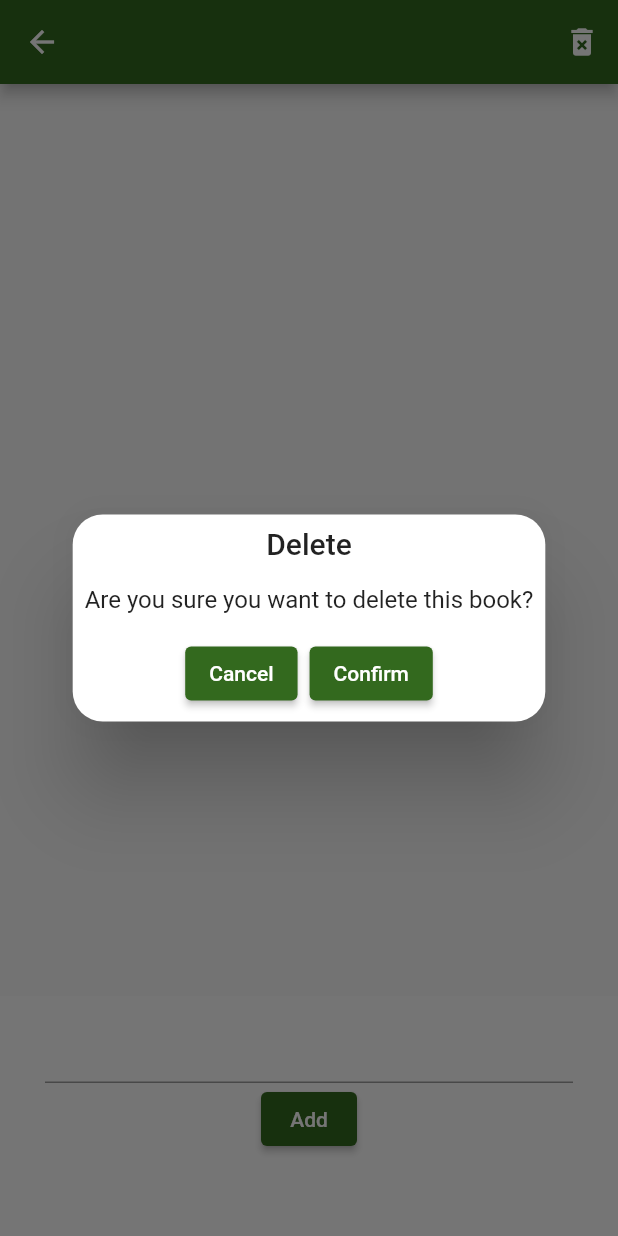
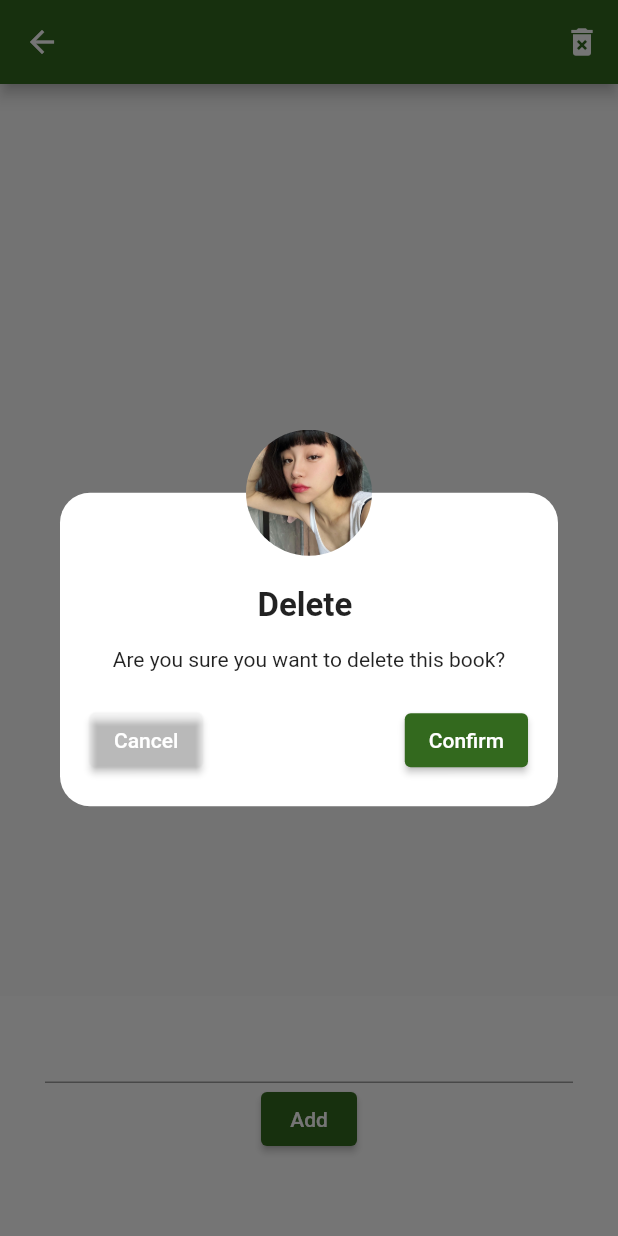
Before and after one commit to paulhuang1102/my_reading, a Flutter app: the BookPage screen opened directly with empty values, after a tap on the "delete forever" icon, on a phone screen of 412 x 824 dp. Run offline on Flutter 3.47's test engine with Material 2 defaults, Android fonts, the light colour scheme and no system bars; our stand-ins replace flutter_slidable, get, hive, hive_flutter, shared_preferences; accounts and stored records are empty.

Commit message:
feat: dialog style

```diff
--- a/lib/models/book_model.dart
+++ b/lib/models/book_model.dart
@@ -18,10 +18,13 @@ class Book extends HiveObject {
   @HiveField(3)
   final DateTime startAt;
 
+  final String cover;
+
   Book({
     required this.id,
     required this.name,
     required this.userId,
-    required this.startAt
+    required this.startAt,
+    this.cover = 'assets/images/lulu_2.png',
   });
 }
--- a/lib/pages/book_page/index.dart
+++ b/lib/pages/book_page/index.dart
@@ -29,19 +29,18 @@ class BookPage extends StatelessWidget {
           IconButton(
             icon: const Icon(Icons.delete_forever),
             onPressed: () {
-              Get.defaultDialog(
+              Get.dialog(DefaultDialog(
                 title: 'Delete ${book.name}',
-                content: const Text('Are you sure you want to delete this book?'),
-                confirm: confirmBtn(() {
+                content: 'Are you sure you want to delete this book?',
+                confirm: () {
                   _controller.removeBook(book);
-                }),
-                cancel: cancelBtn(),
-              );
+                },
+              ));
             },
           ),
         ],
       ),
-      body: Container(
+      body: SizedBox(
         height: double.infinity,
         child: Stack(
           alignment: Alignment.topCenter,
--- a/lib/routes/app_pages.dart
+++ b/lib/routes/app_pages.dart
@@ -11,7 +11,7 @@ abstract class AppPages {
   static final pages = [
     GetPage(
       name: ROUTES.home,
-      page: () => HomePage(),
+      page: () => const HomePage(),
       bindings: [
         BookBinding(),
       ],
--- a/lib/services/book_service.dart
+++ b/lib/services/book_service.dart
@@ -32,7 +32,7 @@ class BookService extends BaseService {
       startAt: DateTime.now()
     );
 
-    final result = await bookBox.add(book);
+    await bookBox.add(book);
   }
 
   Future<List<Book>> fetchBooks() async {
--- a/lib/widgets/dialog.dart
+++ b/lib/widgets/dialog.dart
@@ -1,10 +1,10 @@
 import 'package:flutter/material.dart';
 import 'package:get/route_manager.dart';
 
-Widget confirmBtn(Function confirm) {
+Widget confirmBtn(Function? confirm) {
   return ElevatedButton(
       onPressed: () {
-        confirm();
+        confirm?.call();
         Get.back();
       },
       child: const Text("Confirm"));
@@ -12,8 +12,101 @@ Widget confirmBtn(Function confirm) {
 
 Widget cancelBtn() {
   return ElevatedButton(
-      onPressed: () {
-        Get.back();
-      },
-      child: const Text("Cancel"));
+    onPressed: () {
+      Get.back();
+    },
+    child: const Text("Cancel"),
+    style: ElevatedButton.styleFrom(primary: Colors.transparent),
+  );
 }
+
+const double padding = 20.0;
+const double circular = 42.0;
+
+class DefaultDialog extends StatelessWidget {
+  const DefaultDialog(
+      {this.title = '', this.content = '', this.confirm, Key? key})
+      : super(key: key);
+  final String title;
+  final String content;
+  final Function? confirm;
+
+  contentBox(context) {
+    return Stack(
+      children: <Widget>[
+        Container(
+          padding: const EdgeInsets.only(
+            left: padding,
+            top: circular + padding,
+            right: padding,
+            bottom: padding,
+          ),
+          margin: const EdgeInsets.only(top: circular),
+          decoration: BoxDecoration(
+            shape: BoxShape.rectangle,
+            color: Colors.white,
+            borderRadius: BorderRadius.circular(padding),
+            // boxShadow: [
+            //   BoxShadow(
+            //       color: Colors.black, offset: Offset(0, 10), blurRadius: 10),
+            // ],
+          ),
+          child: Column(
+            mainAxisSize: MainAxisSize.min,
+            children: <Widget>[
+              Text(
+                title,
+                style:
+                    const TextStyle(fontSize: 22, fontWeight: FontWeight.w600),
+              ),
+              const SizedBox(
+                height: 15,
+              ),
+              Text(
+                content,
+                style: const TextStyle(fontSize: 14),
+                textAlign: TextAlign.center,
+              ),
+              const SizedBox(
+                height: 22,
+              ),
+              Row(
+                mainAxisAlignment: MainAxisAlignment.spaceBetween,
+                children: [
+                  cancelBtn(),
+                  confirmBtn(confirm),
+                ],
+              )
+            ],
+          ),
+        ),
+        Positioned(
+          left: padding,
+          right: padding,
+          child: CircleAvatar(
+            backgroundColor: Colors.transparent,
+            radius: circular,
+            child: ClipOval(
+              child: Image.asset(
+                'assets/images/lulu.jpeg',
+                width: circular * 2,
+                height: circular * 2,
+                fit: BoxFit.cover,
+              ),
+            ),
+          ),
+        ),
+      ],
+    );
+  }
+
+  @override
+  Widget build(BuildContext context) {
+    return Dialog(
+      shape: RoundedRectangleBorder(borderRadius: BorderRadius.circular(45)),
+      elevation: 0,
+      backgroundColor: Colors.transparent,
+      child: contentBox(context),
+    );
+  }
+}
```
Also changed, not shown: lib/pages/home_page/index.dart (+17 -6 lines), lib/widgets/bottom.dart (added, +279 -0 lines), 1 other file.
